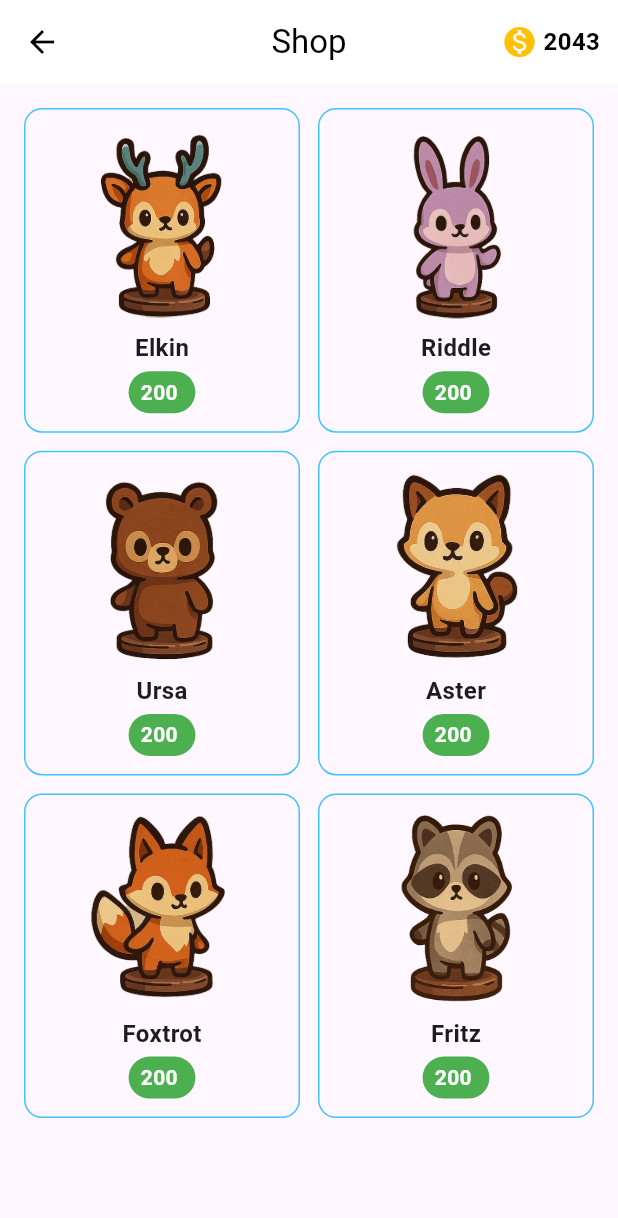
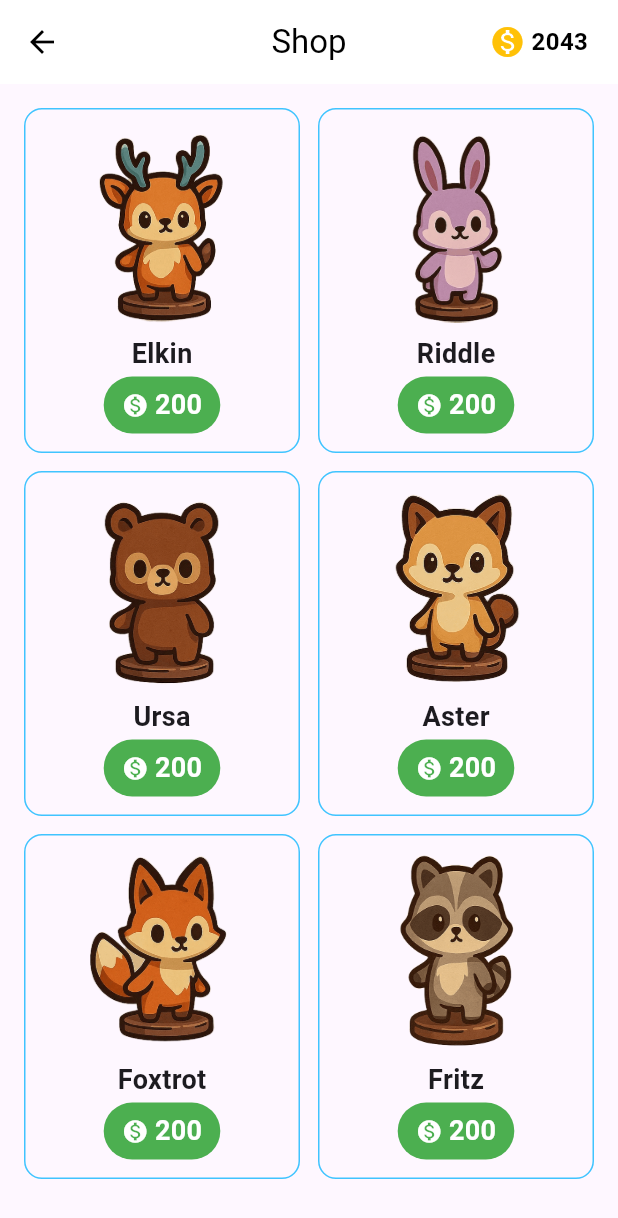
Before and after one commit to dinomarlon187/LaendleGuessr, a Flutter app: the ShopPage screen opened directly, on a phone screen of 412 x 824 dp. Shown: the top 1218 px of the screen. Run offline on Flutter 3.47's test engine with Material 3 defaults, Android fonts, the light colour scheme and no system bars; our stand-ins replace flutter_map, geolocator, latlong2; network calls fail; statements that could not run were skipped.

Commit message:
shop ui funktioniert jetzt

```diff
--- a/src/frontend/laendle_guessr/lib/shop.dart
+++ b/src/frontend/laendle_guessr/lib/shop.dart
@@ -32,7 +32,7 @@ class ShopPage extends StatelessWidget {
                 '$coinBalance',
                 style: const TextStyle(fontWeight: FontWeight.bold, fontSize: 16),
               ),
-              const SizedBox(width: 12),
+              const SizedBox(width: 20),
             ],
           ),
         ],
@@ -43,7 +43,7 @@ class ShopPage extends StatelessWidget {
           crossAxisCount: 2,
           crossAxisSpacing: 12,
           mainAxisSpacing: 12,
-          childAspectRatio: 0.85,
+          childAspectRatio: 0.8,
         ),
         itemCount: characters.length,
         itemBuilder: (context, index) {
@@ -60,7 +60,7 @@ class Character {
   final String asset;
   final int price;
 
-  Character({required this.name, required this.asset, this.price = 200});
+  const Character({required this.name, required this.asset, this.price = 200});
 }
 
 class CharacterCard extends StatelessWidget {
@@ -77,26 +77,41 @@ class CharacterCard extends StatelessWidget {
       ),
       padding: const EdgeInsets.all(12),
       child: Column(
-        mainAxisAlignment: MainAxisAlignment.spaceAround,
+        mainAxisAlignment: MainAxisAlignment.spaceBetween,
         children: [
-          Expanded(
-            child: Image.asset(character.asset, fit: BoxFit.contain),
+          Column(
+            children: [
+              SizedBox(
+                height: 130,
+                child: Image.asset(character.asset, fit: BoxFit.contain),
+              ),
+              const SizedBox(height: 8),
+              Text(
+                character.name,
+                style: const TextStyle(fontWeight: FontWeight.bold, fontSize: 18),
+              ),
+            ],
           ),
-          const SizedBox(height: 8),
-          Text(
-            character.name,
-            style: const TextStyle(fontWeight: FontWeight.bold, fontSize: 16),
-          ),
-          const SizedBox(height: 4),
           Container(
-            padding: const EdgeInsets.symmetric(horizontal: 8, vertical: 4),
+            padding: const EdgeInsets.symmetric(horizontal: 12, vertical: 6),
             decoration: BoxDecoration(
               color: Colors.green,
               borderRadius: BorderRadius.circular(20),
             ),
-            child: Text(
-              '${character.price} ',
-              style: const TextStyle(color: Colors.white, fontWeight: FontWeight.bold),
+            child: Row(
+              mainAxisSize: MainAxisSize.min,
+              children: [
+                const Icon(Icons.monetization_on, color: Colors.white, size: 18),
+                const SizedBox(width: 4),
+                Text(
+                  '${character.price}',
+                  style: const TextStyle(
+                    color: Colors.white,
+                    fontWeight: FontWeight.bold,
+                    fontSize: 18,
+                  ),
+                ),
+              ],
             ),
           ),
         ],
```
Also changed, not shown: src/frontend/laendle_guessr/pubspec.yaml (+6 -1 lines).
